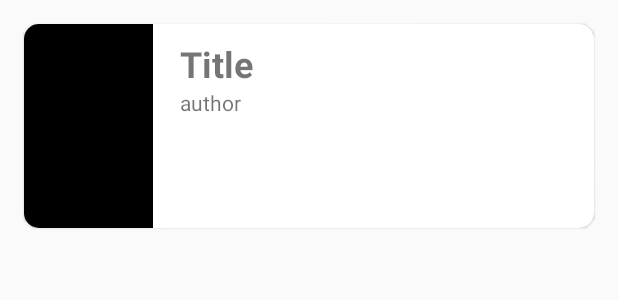
After one commit to yumemi-auemura/ocr-android, an Android app: the layout view_home_item.xml on its own in the app's theme, with its tools: preview values and no code run, on a phone screen of 412 x 824 dp. The commit adds this screen. Shown: the top 300 px of the screen. Run offline under Robolectric (Android 15) with nearby library versions, the phone set to English and light mode, and no system bars.

Commit message:
ホーム画面の実装をした

```diff
--- /dev/null
+++ b/app/src/main/res/layout/view_home_item.xml
@@ -0,0 +1,76 @@
+<?xml version="1.0" encoding="utf-8"?>
+<layout
+    xmlns:android="http://schemas.android.com/apk/res/android"
+    xmlns:app="http://schemas.android.com/apk/res-auto"
+    xmlns:tools="http://schemas.android.com/tools"
+    >
+
+    <data>
+
+        <variable
+            name="title"
+            type="String"
+            />
+    </data>
+
+    <com.google.android.material.card.MaterialCardView
+        android:layout_width="match_parent"
+        android:layout_height="wrap_content"
+        android:layout_marginHorizontal="16dp"
+        android:layout_marginTop="16dp"
+        app:cardCornerRadius="10dp"
+        >
+
+        <androidx.constraintlayout.widget.ConstraintLayout
+            android:layout_width="match_parent"
+            android:layout_height="136dp"
+            android:clipToPadding="true"
+            >
+
+            <ImageView
+                android:id="@+id/item_image_view"
+                android:layout_width="0dp"
+                android:layout_height="0dp"
+                android:background="#000000"
+                app:layout_constraintBottom_toBottomOf="parent"
+                app:layout_constraintEnd_toStartOf="@id/item_title_text_view"
+                app:layout_constraintHorizontal_weight="1"
+                app:layout_constraintStart_toStartOf="parent"
+                app:layout_constraintTop_toTopOf="parent"
+                />
+
+            <TextView
+                android:id="@+id/item_title_text_view"
+                android:layout_width="0dp"
+                android:layout_height="wrap_content"
+                android:layout_marginEnd="18dp"
+                android:layout_marginStart="18dp"
+                android:text="@{ title }"
+                android:textSize="24sp"
+                android:textStyle="bold"
+                app:layout_constraintBottom_toTopOf="@+id/item_author_text_view"
+                app:layout_constraintEnd_toEndOf="parent"
+                app:layout_constraintHorizontal_bias="0.5"
+                app:layout_constraintHorizontal_weight="3"
+                app:layout_constraintStart_toEndOf="@id/item_image_view"
+                app:layout_constraintTop_toTopOf="parent"
+                app:layout_constraintVertical_bias="0.12"
+                app:layout_constraintVertical_chainStyle="packed"
+                tools:text="Title"
+                />
+
+            <TextView
+                android:id="@+id/item_author_text_view"
+                android:layout_width="0dp"
+                android:layout_height="wrap_content"
+                app:layout_constraintBottom_toBottomOf="parent"
+                app:layout_constraintEnd_toEndOf="@id/item_title_text_view"
+                app:layout_constraintHorizontal_bias="0.5"
+                app:layout_constraintStart_toStartOf="@id/item_title_text_view"
+                app:layout_constraintTop_toBottomOf="@+id/item_title_text_view"
+                tools:text="author"
+                />
+
+        </androidx.constraintlayout.widget.ConstraintLayout>
+    </com.google.android.material.card.MaterialCardView>
+</layout>
```
Also changed, not shown: app/src/main/java/com/github/auemura/ocr/ext/FragmentExt.kt (added, +18 -0 lines), app/src/main/java/com/github/auemura/ocr/ui/home/HomeEpoxyController.kt (added, +16 -0 lines), app/src/main/java/com/github/auemura/ocr/ui/home/HomeFragment.kt (+12 -0 lines), app/src/main/java/com/github/auemura/ocr/ui/home/HomeViewModel.kt (+29 -0 lines), app/src/main/java/com/github/auemura/ocr/ui/package-info.java (added, +7 -0 lines), app/src/main/res/layout/fragment_home.xml (+4 -4 lines).
